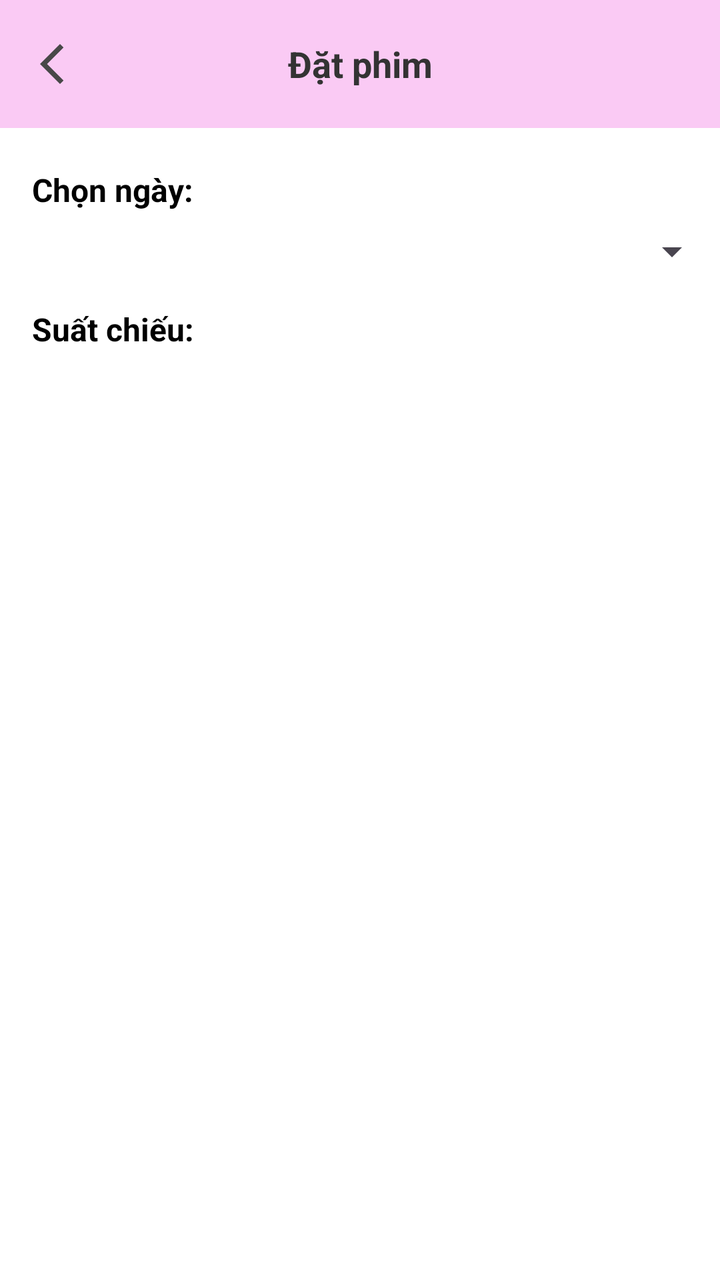
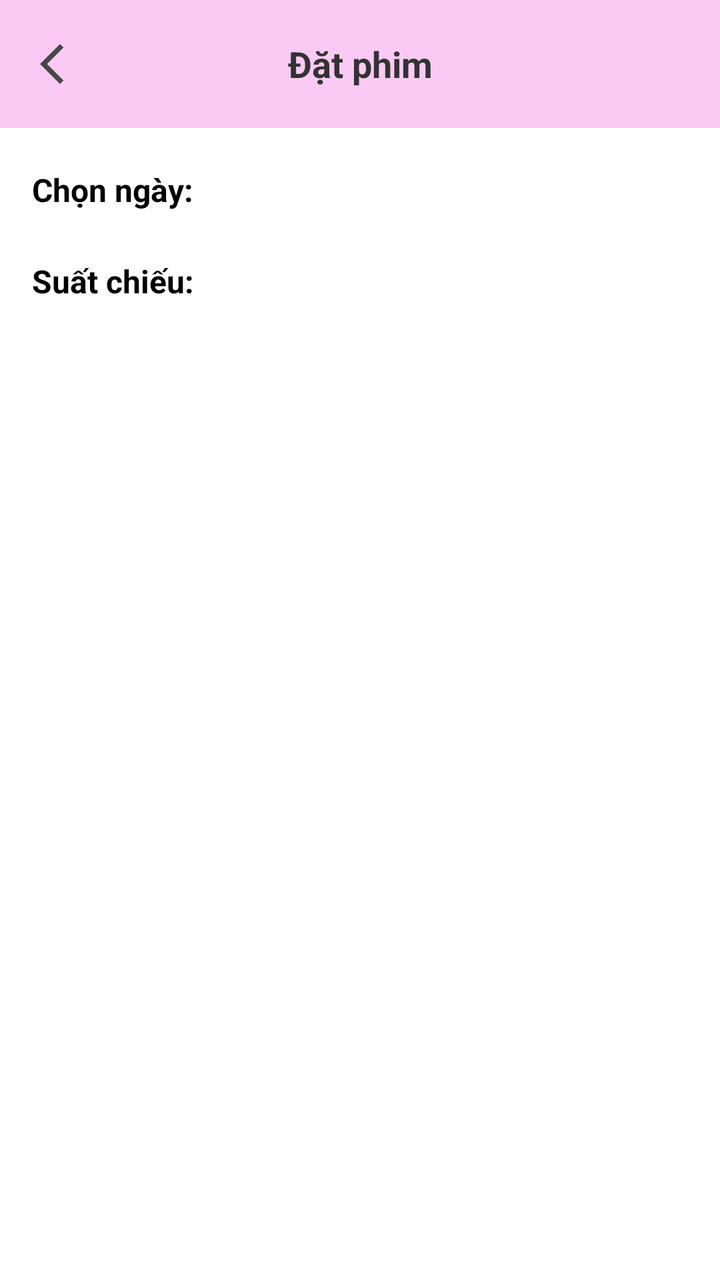

An Android layout rendered at two revisions. The XML below is the earlier revision; the diff shows what the commit changed to produce the second picture.
<!-- AndroidManifest.xml: application theme Theme.PRM392G2MovieBookingMobileApp -->
<!-- res/layout/activity_showtime_selection.xml -->
<?xml version="1.0" encoding="utf-8"?>
<LinearLayout xmlns:android="http://schemas.android.com/apk/res/android"
    android:layout_width="match_parent"
    android:layout_height="match_parent"
    xmlns:app="http://schemas.android.com/apk/res-auto"
    android:orientation="vertical"
    android:background="@android:color/white">

    <androidx.appcompat.widget.Toolbar
        android:id="@+id/toolbarShowtime"
        android:layout_width="match_parent"
        android:layout_height="wrap_content"
        android:background="#44ED38D4"
        android:minHeight="?attr/actionBarSize"
        app:layout_constraintEnd_toEndOf="parent"
        app:layout_constraintStart_toStartOf="parent"
        app:layout_constraintTop_toTopOf="parent">

        <ImageButton
            android:id="@+id/btnBack"
            android:layout_width="20dp"
            android:layout_height="20dp"
            android:background="?attr/selectableItemBackgroundBorderless"
            android:contentDescription="Back"
            android:src="@drawable/baseline_arrow_back_ios_new_24" />

        <TextView
            android:id="@+id/tv_movie_title"
            android:layout_width="wrap_content"
            android:layout_height="wrap_content"
            android:layout_gravity="center"
            android:text="Đặt phim"
            android:textColor="#333333"
            android:textSize="18sp"
            android:textStyle="bold" />

    </androidx.appcompat.widget.Toolbar>













    
    <TextView
        android:layout_width="wrap_content"
        android:layout_height="wrap_content"
        android:text="Chọn ngày:"
        android:textSize="16sp"
        android:textStyle="bold"
        android:layout_marginTop="20dp"
        android:paddingHorizontal="16dp"
        android:textColor="@android:color/black"
        android:paddingBottom="8dp" />

    <Spinner
        android:id="@+id/spinner_dates"
        android:layout_width="match_parent"
        android:layout_height="wrap_content"
        android:layout_marginBottom="16dp"
        android:paddingHorizontal="16dp"
        />

    
    <TextView
        android:layout_width="wrap_content"
        android:layout_height="wrap_content"
        android:text="Suất chiếu:"
        android:textSize="16sp"
        android:textStyle="bold"
        android:textColor="@android:color/black"
        android:paddingBottom="8dp"
        android:layout_marginStart="16dp"/>

    <ListView
        android:id="@+id/lv_showtimes"
        android:layout_width="match_parent"
        android:layout_height="0dp"
        android:layout_weight="1"
        android:divider="@android:color/darker_gray"
        android:dividerHeight="1dp"/>

</LinearLayout>
<!-- resources referenced by this layout -->
<resources>
  <!-- drawable baseline_arrow_back_ios_new_24 (drawable) -->
  <vector xmlns:android="http://schemas.android.com/apk/res/android" android:height="24dp" android:tint="#484848" android:viewportHeight="24" android:viewportWidth="24" android:width="24dp">
        
      <path android:fillColor="@android:color/white" android:pathData="M17.77,3.77l-1.77,-1.77l-10,10l10,10l1.77,-1.77l-8.23,-8.23z"/>
      
  </vector>
  <style name="Theme.PRM392G2MovieBookingMobileApp" parent="Base.Theme.PRM392G2MovieBookingMobileApp" />
  <style name="Base.Theme.PRM392G2MovieBookingMobileApp" parent="Theme.Material3.DayNight.NoActionBar">
          
          
      </style>
</resources>

<!-- the commit's change to res/layout/activity_showtime_selection.xml (unified diff, before → after) -->
@@ -60,12 +60,13 @@
         android:textColor="@android:color/black"
         android:paddingBottom="8dp" />
 
-    <Spinner
-        android:id="@+id/spinner_dates"
+    <androidx.recyclerview.widget.RecyclerView
+        android:id="@+id/recycler_dates"
         android:layout_width="match_parent"
         android:layout_height="wrap_content"
         android:layout_marginBottom="16dp"
         android:paddingHorizontal="16dp"
+        android:orientation="horizontal"
         />
 
     
